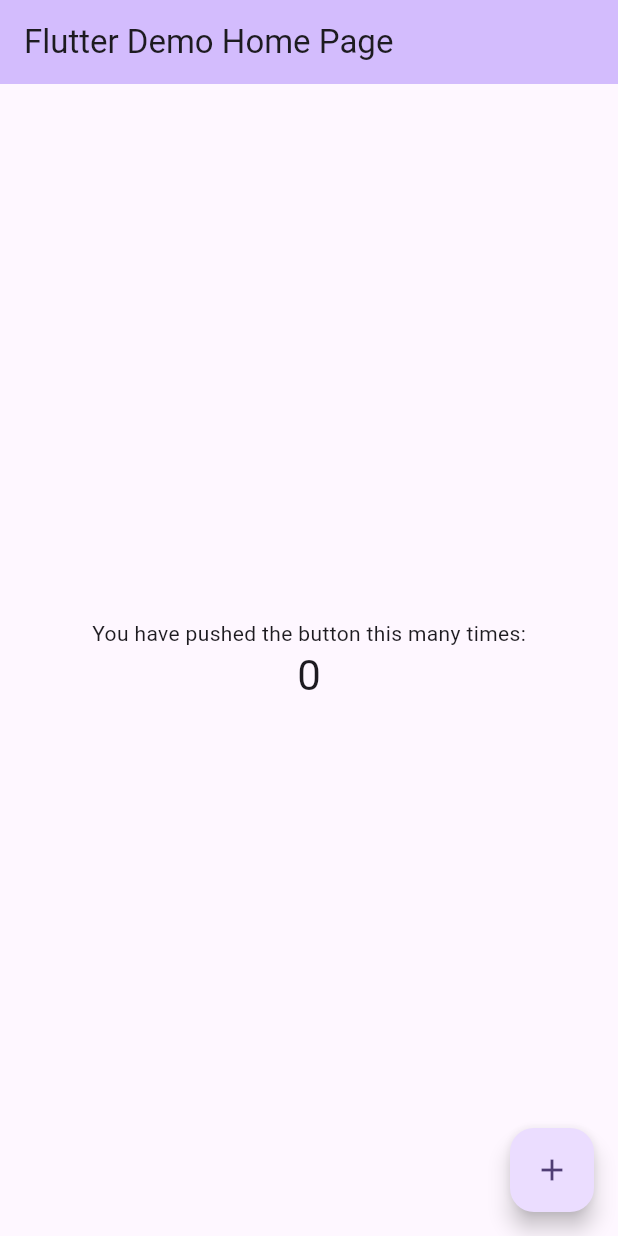
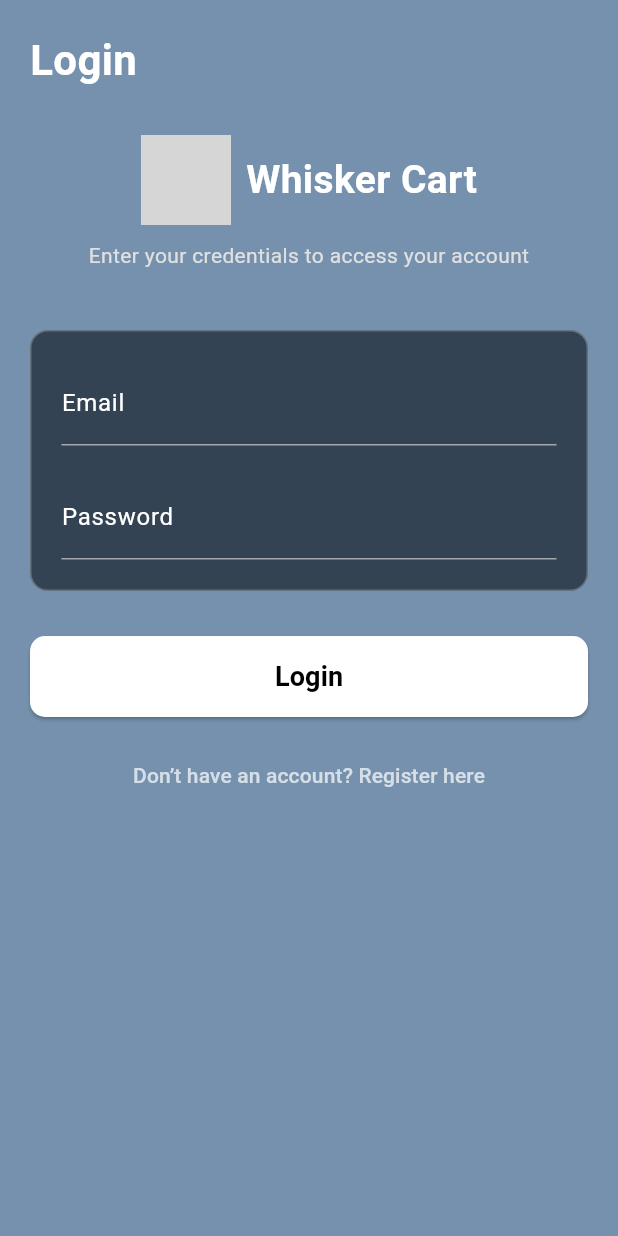
Before and after one commit to FionaVerasha/Mobile-App-Development---Assignment, a Flutter app: the screen it shows after launch, on a phone screen of 412 x 824 dp. Run offline on Flutter 3.47's test engine with Material 3 defaults, Android fonts, the phone set to English and light mode, and no system bars; our stand-ins replace shared_preferences; grey boxes are pictures that could not be loaded.

Commit message:
i created main_dart , login_page.dart , register_page.dart

```diff
--- /dev/null
+++ b/lib/login_page.dart
@@ -0,0 +1,174 @@
+import 'package:flutter/material.dart';
+import 'register_page.dart';
+import 'main.dart';
+import 'package:shared_preferences/shared_preferences.dart';
+
+class LoginPage extends StatelessWidget {
+  final _emailController = TextEditingController();
+  final _passwordController = TextEditingController();
+
+  LoginPage({super.key});
+
+  // Save login state
+  Future<void> _login(BuildContext context) async {
+    SharedPreferences prefs = await SharedPreferences.getInstance();
+    await prefs.setBool('isLoggedIn', true); // store login flag
+
+    // Navigate to MainScreen
+    Navigator.pushReplacement(
+      context,
+      MaterialPageRoute(builder: (context) => MainScreen()),
+    );
+  }
+
+  @override
+  Widget build(BuildContext context) {
+    return Scaffold(
+      backgroundColor: const Color.fromARGB(255, 117, 145, 173), // dark blue-grayish background
+      body: SafeArea(
+        child: Padding(
+          padding: const EdgeInsets.all(20),
+          child: Column(
+            crossAxisAlignment: CrossAxisAlignment.start,
+            children: [
+              // Login text top-left
+              const Text(
+                "Login",
+                style: TextStyle(
+                  fontSize: 28,
+                  fontWeight: FontWeight.bold,
+                  color: Colors.white,
+                ),
+              ),
+              const SizedBox(height: 30),
+
+              // Header: Logo + Whisker Cart text
+              Row(
+                mainAxisAlignment: MainAxisAlignment.center,
+                children: [
+                  Image.asset(
+                    'assets/images/logo.png',
+                    height: 60,
+                    width: 60,
+                  ),
+                  const SizedBox(width: 10),
+                  const Text(
+                    "Whisker Cart",
+                    style: TextStyle(
+                      fontSize: 26,
+                      fontWeight: FontWeight.bold,
+                      color: Colors.white,
+                    ),
+                  ),
+                ],
+              ),
+
+              const SizedBox(height: 10),
+
+              // Subtitle
+              Center(
+                child: Text(
+                  "Enter your credentials to access your account",
+                  style: TextStyle(
+                    fontSize: 14,
+                    color: Colors.grey[300],
+                  ),
+                  textAlign: TextAlign.center,
+                ),
+              ),
+
+              const SizedBox(height: 40),
+
+              // Container with border for login fields
+              Container(
+                padding: const EdgeInsets.all(20),
+                decoration: BoxDecoration(
+                  color: const Color.fromARGB(255, 52, 67, 83),
+                  borderRadius: BorderRadius.circular(12),
+                  border: Border.all(color: Colors.white24, width: 1),
+                ),
+                child: Column(
+                  children: [
+                    TextField(
+                      controller: _emailController,
+                      decoration: const InputDecoration(
+                        labelText: "Email",
+                        labelStyle: TextStyle(color: Colors.white),
+                        enabledBorder: UnderlineInputBorder(
+                          borderSide: BorderSide(color: Colors.white54),
+                        ),
+                        focusedBorder: UnderlineInputBorder(
+                          borderSide: BorderSide(color: Colors.blueAccent),
+                        ),
+                      ),
+                      style: const TextStyle(color: Colors.white),
+                    ),
+                    const SizedBox(height: 20),
+                    TextField(
+                      controller: _passwordController,
+                      decoration: const InputDecoration(
+                        labelText: "Password",
+                        labelStyle: TextStyle(color: Colors.white),
+                        enabledBorder: UnderlineInputBorder(
+                          borderSide: BorderSide(color: Colors.white54),
+                        ),
+                        focusedBorder: UnderlineInputBorder(
+                          borderSide: BorderSide(color: Colors.blueAccent),
+                        ),
+                      ),
+                      obscureText: true,
+                      style: const TextStyle(color: Colors.white),
+                    ),
+                  ],
+                ),
+              ),
+
+              const SizedBox(height: 30),
+
+              // Login button
+              SizedBox(
+                width: double.infinity,
+                child: ElevatedButton(
+                  style: ElevatedButton.styleFrom(
+                    backgroundColor: Colors.white,
+                    padding: const EdgeInsets.symmetric(vertical: 14),
+                    shape: RoundedRectangleBorder(
+                      borderRadius: BorderRadius.circular(10),
+                    ),
+                  ),
+                  onPressed: () => _login(context),
+                  child: const Text(
+                    "Login",
+                    style: TextStyle(
+                      fontSize: 18,
+                      fontWeight: FontWeight.bold,
+                      color: Colors.black,
+                    ),
+                  ),
+                ),
+              ),
+
+              const SizedBox(height: 15),
+
+              // Register link
+              Center(
+                child: TextButton(
+                  onPressed: () {
+                    Navigator.push(
+                      context,
+                      MaterialPageRoute(builder: (context) => RegisterPage()),
+                    );
+                  },
+                  child: const Text(
+                    "Don’t have an account? Register here",
+                    style: TextStyle(color: Colors.white70),
+                  ),
+                ),
+              ),
+            ],
+          ),
+        ),
+      ),
+    );
+  }
+}
--- a/lib/main.dart
+++ b/lib/main.dart
@@ -1,122 +1,41 @@
 import 'package:flutter/material.dart';
+import 'package:shared_preferences/shared_preferences.dart';
+import 'login_page.dart';
 
-void main() {
-  runApp(const MyApp());
+
+void main() async {
+  WidgetsFlutterBinding.ensureInitialized();
+
+  SharedPreferences prefs = await SharedPreferences.getInstance();
+  bool isLoggedIn = prefs.getBool('isLoggedIn') ?? false;
+
+  runApp(MyApp(isLoggedIn: isLoggedIn));
 }
 
 class MyApp extends StatelessWidget {
-  const MyApp({super.key});
+  final bool isLoggedIn;
+  const MyApp({super.key, required this.isLoggedIn});
 
-  // This widget is the root of your application.
   @override
   Widget build(BuildContext context) {
     return MaterialApp(
-      title: 'Flutter Demo',
-      theme: ThemeData(
-        // This is the theme of your application.
-        //
-        // TRY THIS: Try running your application with "flutter run". You'll see
-        // the application has a purple toolbar. Then, without quitting the app,
-        // try changing the seedColor in the colorScheme below to Colors.green
-        // and then invoke "hot reload" (save your changes or press the "hot
-        // reload" button in a Flutter-supported IDE, or press "r" if you used
-        // the command line to start the app).
-        //
-        // Notice that the counter didn't reset back to zero; the application
-        // state is not lost during the reload. To reset the state, use hot
-        // restart instead.
-        //
-        // This works for code too, not just values: Most code changes can be
-        // tested with just a hot reload.
-        colorScheme: ColorScheme.fromSeed(seedColor: Colors.deepPurple),
-      ),
-      home: const MyHomePage(title: 'Flutter Demo Home Page'),
+      debugShowCheckedModeBanner: false,
+      title: 'Whisker Cart',
+      theme: ThemeData.light(useMaterial3: true),
+      darkTheme: ThemeData.dark(useMaterial3: true),
+      themeMode: ThemeMode.system,
+      home: isLoggedIn ? MainScreen() : LoginPage(),
     );
   }
 }
 
-class MyHomePage extends StatefulWidget {
-  const MyHomePage({super.key, required this.title});
-
-  // This widget is the home page of your application. It is stateful, meaning
-  // that it has a State object (defined below) that contains fields that affect
-  // how it looks.
-
-  // This class is the configuration for the state. It holds the values (in this
-  // case the title) provided by the parent (in this case the App widget) and
-  // used by the build method of the State. Fields in a Widget subclass are
-  // always marked "final".
-
-  final String title;
-
-  @override
-  State<MyHomePage> createState() => _MyHomePageState();
-}
-
-class _MyHomePageState extends State<MyHomePage> {
-  int _counter = 0;
-
-  void _incrementCounter() {
-    setState(() {
-      // This call to setState tells the Flutter framework that something has
-      // changed in this State, which causes it to rerun the build method below
-      // so that the display can reflect the updated values. If we changed
-      // _counter without calling setState(), then the build method would not be
-      // called again, and so nothing would appear to happen.
-      _counter++;
-    });
-  }
-
+// Example placeholder for MainScreen (replace with your bottom navigation pages)
+class MainScreen extends StatelessWidget {
   @override
   Widget build(BuildContext context) {
-    // This method is rerun every time setState is called, for instance as done
-    // by the _incrementCounter method above.
-    //
-    // The Flutter framework has been optimized to make rerunning build methods
-    // fast, so that you can just rebuild anything that needs updating rather
-    // than having to individually change instances of widgets.
     return Scaffold(
-      appBar: AppBar(
-        // TRY THIS: Try changing the color here to a specific color (to
-        // Colors.amber, perhaps?) and trigger a hot reload to see the AppBar
-        // change color while the other colors stay the same.
-        backgroundColor: Theme.of(context).colorScheme.inversePrimary,
-        // Here we take the value from the MyHomePage object that was created by
-        // the App.build method, and use it to set our appbar title.
-        title: Text(widget.title),
-      ),
-      body: Center(
-        // Center is a layout widget. It takes a single child and positions it
-        // in the middle of the parent.
-        child: Column(
-          // Column is also a layout widget. It takes a list of children and
-          // arranges them vertically. By default, it sizes itself to fit its
-          // children horizontally, and tries to be as tall as its parent.
-          //
-          // Column has various properties to control how it sizes itself and
-          // how it positions its children. Here we use mainAxisAlignment to
-          // center the children vertically; the main axis here is the vertical
-          // axis because Columns are vertical (the cross axis would be
-          // horizontal).
-          //
-          // TRY THIS: Invoke "debug painting" (choose the "Toggle Debug Paint"
-          // action in the IDE, or press "p" in the console), to see the
-          // wireframe for each widget.
-          mainAxisAlignment: MainAxisAlignment.center,
-          children: <Widget>[
-            const Text('You have pushed the button this many times:'),
-            Text(
-              '$_counter',
-              style: Theme.of(context).textTheme.headlineMedium,
-            ),
-          ],
-        ),
-      ),
-      floatingActionButton: FloatingActionButton(
-        onPressed: _incrementCounter,
-        tooltip: 'Increment',
-        child: const Icon(Icons.add),
-      ), // This trailing comma makes auto-formatting nicer for build methods.
+      appBar: AppBar(title: const Text("Main Screen")),
+      body: const Center(child: Text("Welcome to Whisker Cart!")),
     );
   }
 }
```
Also changed, not shown: lib/register_page.dart (added, +168 -0 lines), pubspec.yaml (+5 -3 lines), assets/images/logo.png (added), pubspec.lock, 2 other files.
